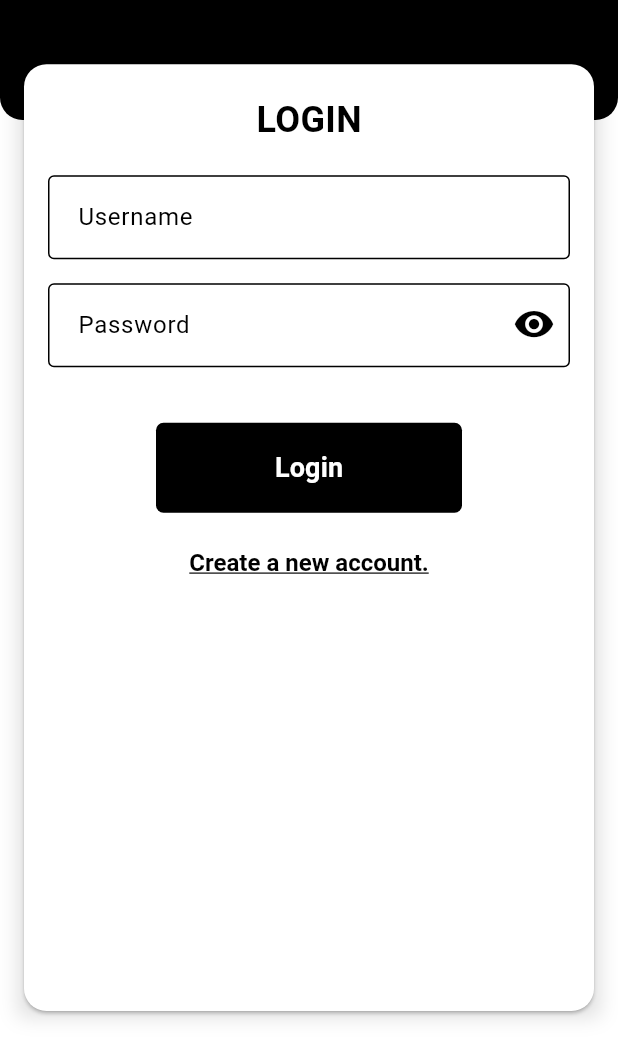
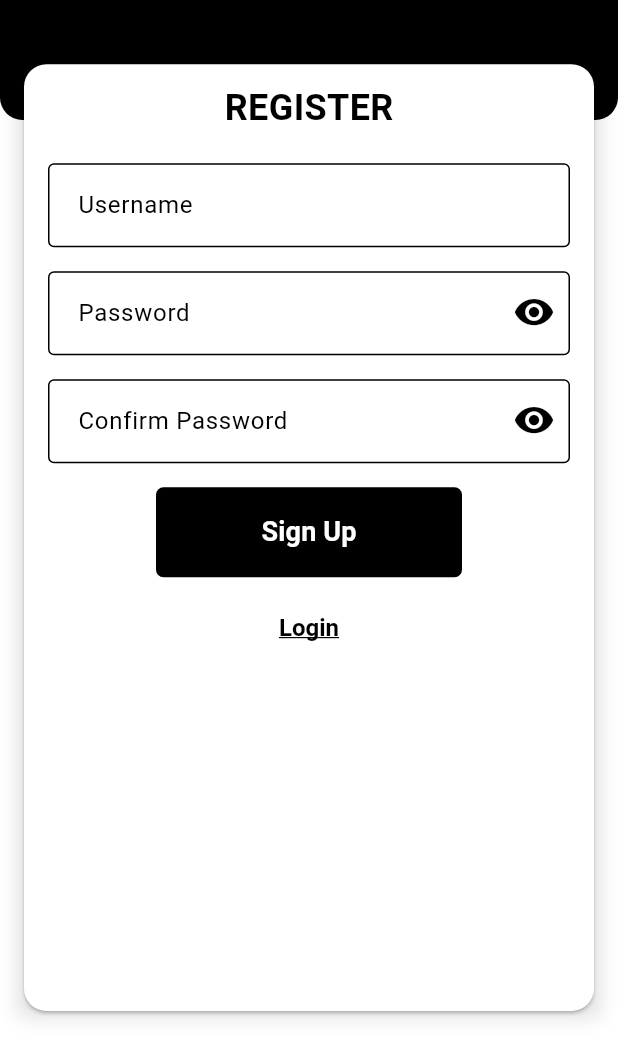
Before and after one commit to quebn/avert, a Flutter app: the screen it shows after launch, on a phone screen of 412 x 824 dp, the part 189-1236 px from its top. Run offline on Flutter 3.47's test engine with Material 3 defaults, Android fonts, the phone set to English and light mode, and no system bars; our stand-ins replace email_validator, firebase_auth, google_fonts, hexcolor, permission_handler, sqflite; missing offline and left inert: baseflow_plugin_template, login, permission_handler_platform_interface; accounts and stored records are empty; statements that could not run were skipped.

```diff
--- a/lib/core/components/acqua_input.dart
+++ b/lib/core/components/acqua_input.dart
@@ -1,8 +1,10 @@
 import "package:flutter/material.dart";
 import "package:acqua/core/utils.dart";
+import "package:flutter/services.dart";
 
 enum AcquaInputType {
   text,
+  alphanumeric,
   password,
   datetime,
 }
@@ -10,33 +12,44 @@ enum AcquaInputType {
 class AcquaInput extends StatefulWidget {
   const AcquaInput({
     super.key,
-    required this.labelText,
+    required this.name,
     required this.controller,
     this.xPadding = 8,
     this.yPadding = 8,
     this.gapPadding = 8,
     this.inputType = AcquaInputType.text,
-    this.validateEmpty = false,
+    this.required = false,
     this.validator,
   });
+
+  const AcquaInput.alphanumeric({
+    super.key,
+    required this.name,
+    required this.controller,
+    this.xPadding = 8,
+    this.yPadding = 8,
+    this.gapPadding = 8,
+    this.required = false,
+    this.validator,
+  }) : inputType = AcquaInputType.alphanumeric;
 
   const AcquaInput.password({
     super.key,
     required this.controller,
-    required this.validator,
+    this.validator,
     this.xPadding = 8,
     this.yPadding = 8,
     this.gapPadding = 8,
-    this.labelText = "Password",
-  }) : inputType = AcquaInputType.password, validateEmpty = true ;
+    this.name = "Password",
+  }) : inputType = AcquaInputType.password, required = true ;
 
-  final String labelText;
+  final String name;
   final double xPadding, yPadding;
   final double gapPadding;
   final AcquaInputType inputType;
   final TextEditingController controller;
-  final bool validateEmpty;
-  final String? Function(String value)? validator;
+  final bool required;
+  final String? Function(String? value)? validator;
 
   @override
   State<StatefulWidget> createState() => _InputState();
@@ -45,12 +58,12 @@ class AcquaInput extends StatefulWidget {
 class _InputState extends State<AcquaInput> {
 
   bool shouldObscure = true;
-  String? errMsg;
-  //Strig shouldObscure = true;
 
   @override
   Widget build(BuildContext context) {
     switch(widget.inputType) {
+      case AcquaInputType.alphanumeric:
+        return alphanumeric(context);
       case AcquaInputType.password:
         return password(context);
       default:
@@ -58,26 +71,46 @@ class _InputState extends State<AcquaInput> {
     }
   }
 
-  Widget text(BuildContext context) => Padding(
+  Widget alphanumeric(BuildContext context) => Padding(
     padding: EdgeInsets.symmetric(horizontal: widget.xPadding, vertical: widget.yPadding),
-    child: TextField(
-      onEditingComplete: () => validate(context),
+    child: TextFormField(
+      inputFormatters: [
+        FilteringTextInputFormatter.allow(RegExp("[0-9a-zA-Z_]")),
+      ],
+      validator: validate,
       controller: widget.controller,
       decoration: InputDecoration(
         iconColor: Colors.white,
         border: OutlineInputBorder(
           gapPadding: widget.gapPadding,
         ),
-        labelText: widget.labelText,
-        errorText: errMsg,
+        labelText: widget.name,
+        //errorText: errMsg,
+      )
+    )
+
+  );
+
+  Widget text(BuildContext context) => Padding(
+    padding: EdgeInsets.symmetric(horizontal: widget.xPadding, vertical: widget.yPadding),
+    child: TextFormField(
+      validator: validate,
+      controller: widget.controller,
+      decoration: InputDecoration(
+        iconColor: Colors.white,
+        border: OutlineInputBorder(
+          gapPadding: widget.gapPadding,
+        ),
+        labelText: widget.name,
+        //errorText: errMsg,
       )
     )
   );
 
   Widget password(BuildContext context) => Padding(
     padding: EdgeInsets.symmetric(horizontal: widget.xPadding, vertical: widget.yPadding),
-    child: TextField(
-      onEditingComplete: () => validate(context),
+    child: TextFormField(
+      validator: validate,
       obscureText: shouldObscure,
       enableSuggestions: false,
       autocorrect: false,
@@ -88,8 +121,8 @@ class _InputState extends State<AcquaInput> {
         border: OutlineInputBorder(
           gapPadding: widget.gapPadding,
         ),
-        labelText: widget.labelText,
-        errorText: errMsg,
+        labelText: widget.name,
+        //errorText: errMsg,
       )
     )
   );
@@ -107,17 +140,12 @@ class _InputState extends State<AcquaInput> {
     },
   );
 
-  void validate(BuildContext context) {
-    setState(() {
-      if (widget.validateEmpty) {
-        errMsg = widget.controller.text.isEmpty ? "${widget.labelText} field must not be empty!" : null;
-        return;
-      }
-      errMsg = widget.validator!(widget.controller.text);
-    });
-    printLog("errMsg: $errMsg", level:LogLevel.warn);
-    if (errMsg == null) {
-      FocusScope.of(context).unfocus();
+  String? validate(String? value) {
+    printLog("validating value: $value");
+    if (widget.required && (value == null || value.isEmpty)) {
+      printLog("Required non empty field of ${widget.name}");
+      return "${widget.name} is required!";
     }
+    return widget.validator == null ? null : widget.validator!(value);
   }
 }
--- a/lib/core/login.dart
+++ b/lib/core/login.dart
@@ -14,13 +14,11 @@ class LoginPage extends StatefulWidget {
 
 class _LoginPageState extends State<LoginPage> {
 
-  bool isLogin = true;
-  String errMsg = "";
-  //"Incorrect Password!"
+  bool isLogin = false;
 
   @override
   Widget build(BuildContext context) {
-    printLog("Building login state!");
+    printLog("building.....");
     return Scaffold(
       body: Stack(
         children: [
@@ -48,7 +46,7 @@ class _LoginPageState extends State<LoginPage> {
                   color: Colors.black12,
                   blurRadius: 10.0,
                 )
-              ]
+              ],
             ),
             margin: EdgeInsets.only(
               left:   12.0,
@@ -61,25 +59,54 @@ class _LoginPageState extends State<LoginPage> {
                 borderRadius: BorderRadius.circular(15),
               ),
               shadowColor: Colors.black,
-              child: Center(
-                child: Padding(
-                  padding: EdgeInsets.all(8.0),
               child: isLogin ? loginBody(context) : signupBody(context),
-                )
-              )
-            )
-          )
+            ),
+          ),
         ],
-      )
+      ),
     );
   }
 
   Widget loginBody(BuildContext context) {
 
-    TextEditingController userCon = TextEditingController();
-    TextEditingController passwordCon = TextEditingController();
+    final GlobalKey<FormState> key = GlobalKey<FormState>();
+    final Map<String, TextEditingController> controllers = {
+      "username": TextEditingController(),
+      "password": TextEditingController(),
+    };
 
     List<Widget> children = <Widget>[
+      AcquaInput.alphanumeric(
+        name: "Username",
+        controller: controllers['username']!,
+        required: true,
+      ),
+      AcquaInput.password(
+        controller: controllers['password']!,
+        validator: (value) { return null; },
+      ),
+      AcquaButton(
+        buttonName:"Login",
+        fontSize: 18,
+        xMargin: 80,
+        yMargin: 8,
+        height:  60,
+        onPressed:() => onLogin(key, controllers['username']!.text, controllers['password']!.text),
+      ),
+      AcquaLink(
+        linkText: "Create a new user.",
+        linkSize: 16,
+        yMargin: 16,
+        onPressed:() {
+          setState(() => isLogin = false);
+        }
+      ),
+    ];
+
+    return Form(
+      key:key,
+      child: Column(
+        children: [
           Padding(
             padding: EdgeInsets.symmetric(
               vertical: 12.0,
@@ -93,118 +120,111 @@ class _LoginPageState extends State<LoginPage> {
           ),
           Expanded(
             child: ListView(
-          //physics: ClampingScrollPhysics(),
-          padding: EdgeInsets.zero,
-          children: [
-            AcquaInput(
-              labelText: "Username",
-              controller: userCon,
-            ),
-            AcquaInput.password(
-              controller: passwordCon,
-            ),
-            Padding(
-              padding:EdgeInsets.only(left: 10,),
-              child: Text(errMsg,
-                style: TextStyle(
-                  fontSize: 14.0,
-                  fontWeight: FontWeight.bold,
-                  color: Colors.red,
-                ),
+              physics: ClampingScrollPhysics(),
+              padding: EdgeInsets.symmetric(horizontal: 8.0),
+              children: children,
             )
           ),
-            AcquaButton(
-              buttonName:"Login",
-              fontSize: 18,
-              xMargin: 80,
-              yMargin: 8,
-              height:  60,
-              onPressed:() => onLogin(userCon.text, passwordCon.text),
-            ),
-            AcquaLink(
-              linkText: "Create a new account.",
-              linkSize: 16,
-              yMargin: 16,
-              onPressed: (){ printLog("Pressed Link"); },
-            ),
-          ],
-        )
-      ),
-    ];
-    return Center(
-      child: Column(
-        children: children,
+        ]
       ),
     );
   }
 
-  void signupPage(BuildContext context) {
-    printLog("Building signup page!");
-
-    // TODO: to add
-    // - error message pop-up for unmatched passwords.
-    // - password strength indicator.
-    Navigator.push(context,
-      MaterialPageRoute(
-        builder: (context) => Scaffold(
-          body: signupBody(context)
-        )
-      ),
-    );
+  void signupPage() {
     printLog("Pressed Signup Button!");
+    setState(() {
+      isLogin = false;
+    });
   }
 
-  void onLogin(String userName, String userPassword) {
+  void onLogin(GlobalKey<FormState> formKey, String userName, String userPassword,) {
+    if (!formKey.currentState!.validate()) {
+      printLog("Reach this block!", level: LogLevel.error);
+      return;
+    }
     printLog("Username: $userName | Password: $userPassword");
   }
 
   Widget signupBody(BuildContext context) {
 
-    TextEditingController userCon = TextEditingController();
-    TextEditingController pwdCon = TextEditingController();
-    TextEditingController pwdConfirmCon = TextEditingController();
+    final GlobalKey<FormState> key = GlobalKey<FormState>();
+    final Map<String, TextEditingController> controllers = {
+      "username": TextEditingController(),
+      "password": TextEditingController(),
+      "password_confirm": TextEditingController(),
+    };
 
     List<Widget> children = <Widget>[
-      AcquaInput(
-        labelText:  "Username",
-        controller: userCon,
+      AcquaInput.alphanumeric(
+        name:"Username",
+        controller: controllers['username']!,
+        required: true,
       ),
-      AcquaInput(
-        labelText:  "Password",
-        inputType:  AcquaInputType.password,
-        controller: pwdCon,
+      AcquaInput.password(
+        controller: controllers['password']!,
       ),
-      AcquaInput(
-        labelText:  "Confirm Password",
-        inputType:  AcquaInputType.password,
-        controller: pwdConfirmCon,
+      AcquaInput.password(
+        name:  "Confirm Password",
+        controller: controllers['password_confirm']!,
+        validator: (value) {
+          return controllers['password']!.text != value ? "Password does not match!" : null;
+        },
       ),
-      Row(
-        children: <Widget>[
       AcquaButton(
         buttonName:"Sign Up",
-            onPressed:() => onSignup(userCon, pwdCon, pwdConfirmCon),
+        fontSize: 18,
+        xMargin: 80,
+        yMargin: 8,
+        height:  60,
+        onPressed:() => onSignup(
+          key,
+          controllers['username']!.value.text,
+          controllers['password']!.value.text,
         ),
-        ],
+      ),
+      AcquaLink(
+        linkText: "Login",
+        linkSize: 16,
+        yMargin: 16,
+        onPressed:() {
+          setState(() => isLogin = true);
+        }
       ),
     ];
 
-    return Column(
-      children: children
+    return Form(
+      key:key,
+      child: Column(
+        children: [
+          Padding(
+            padding: EdgeInsets.symmetric(
+              vertical: 12.0,
+            ),
+            child: const Text( "REGISTER",
+              style: TextStyle(
+                fontSize: 24.0,
+                fontWeight: FontWeight.bold,
+              ),
+            ),
+          ),
+          Expanded(
+            child: ListView(
+              physics: ClampingScrollPhysics(),
+              padding: EdgeInsets.symmetric(horizontal: 8.0),
+              children: children,
+            )
+          ),
+        ]
+      ),
     );
   }
 
-  void onSignup(TextEditingController userCon, TextEditingController pwdCon, TextEditingController pwdConfirmCon) {
-    String username = userCon.text;
-    String password = pwdCon.text;
-    String passwordConfirm = pwdConfirmCon.text;
-    if (password != passwordConfirm) {
-      printLog("Password does not match!", level: LogLevel.error);
+  void onSignup(GlobalKey<FormState> formKey, String userName, String userPassword,) {
+    if (formKey.currentState!.validate()) {
+      printLog("Username: $userName | Password: $userPassword", level: LogLevel.error);
       return;
     }
-    printLog("Passwords matched!");
-    createUser(username, password);
-    Navigator.pop(context);
+    printLog("WRONG!", level: LogLevel.error);
   }
 
   Future<void> createUser(String username, String password) async {
```
Lines whose indentation alone changed are shown as unchanged.
